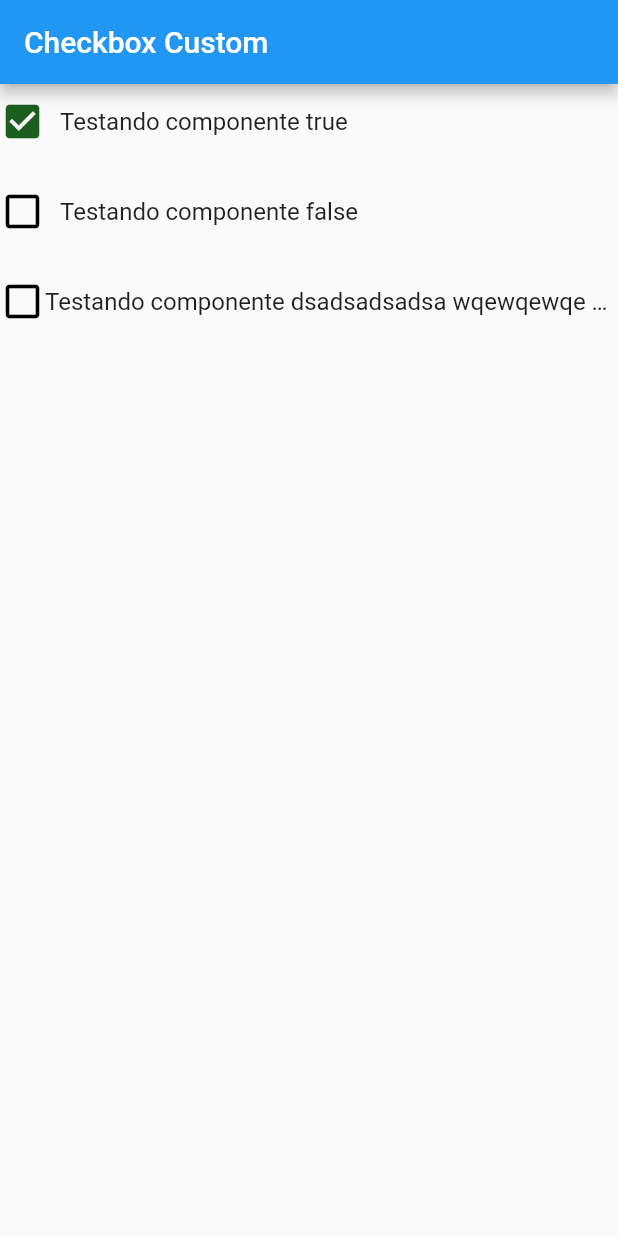
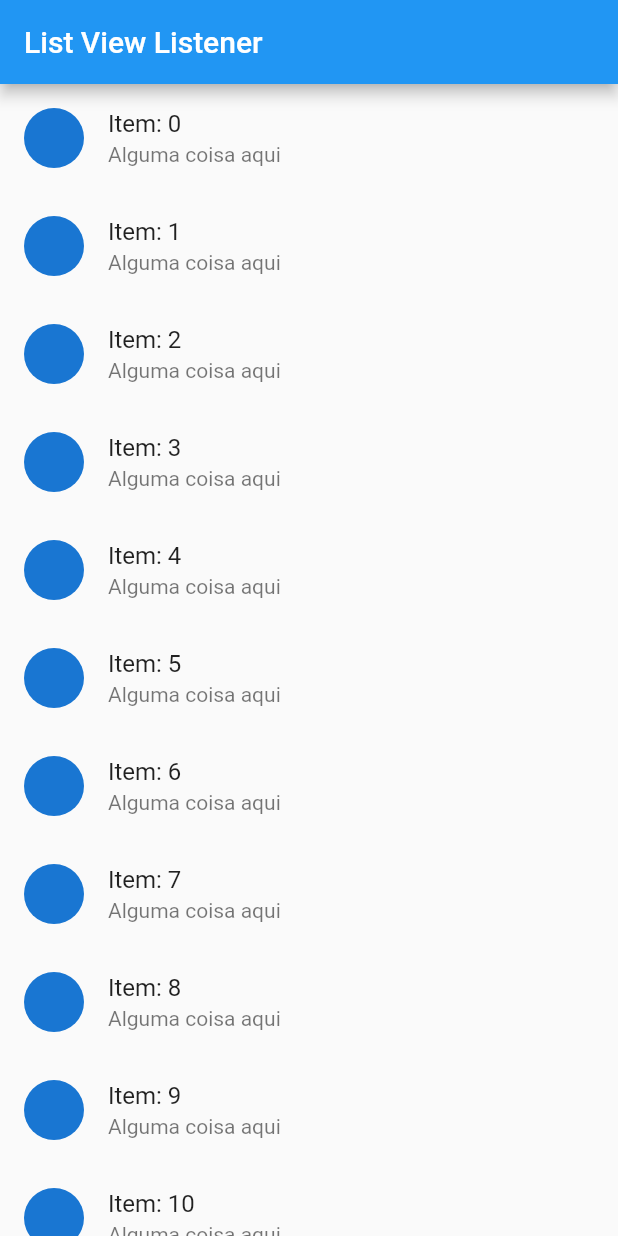
Before and after one commit to brunozupp/teste_lancamentos, a Flutter app: the screen it shows after launch, on a phone screen of 412 x 824 dp. Run offline on Flutter 3.47's test engine with Material 2 defaults, Android fonts, the phone set to English and light mode, and no system bars; our stand-ins replace image_picker, table_calendar, top_snackbar_flutter.

Commit message:
Listener list view com exemplo de listagem infinita

```diff
--- /dev/null
+++ b/lib/listener_list_view/listener_list_view_builder.dart
@@ -0,0 +1,83 @@
+import 'package:flutter/material.dart';
+
+class ListenerListViewBuilder extends StatefulWidget {
+  const ListenerListViewBuilder({ Key? key }) : super(key: key);
+
+  @override
+  State<ListenerListViewBuilder> createState() => _ListenerListViewBuilderState();
+}
+
+class _ListenerListViewBuilderState extends State<ListenerListViewBuilder> {
+
+  final _controller = ScrollController();
+
+  var itensDaLista = 50;
+
+  var loading = false;
+
+  void _onScrollEvent() {
+    final extentAfter = _controller.position.extentAfter;
+    print("Extent after: $extentAfter");
+
+    if(extentAfter == 0.0 && itensDaLista < 200 && !loading) {
+
+      setState(() {
+        loading = true;
+      });
+
+      Future.delayed(Duration(seconds: 2), () {
+        setState(() {
+          itensDaLista += 50;
+          loading = false;
+        });
+      });
+    }
+  }
+
+  @override
+  void initState() {
+    _controller.addListener(_onScrollEvent);
+    super.initState();
+  }
+
+  @override
+  void dispose() {
+    _controller.removeListener(_onScrollEvent);
+    super.dispose();
+  }
+
+  @override
+  Widget build(BuildContext context) {
+    return Scaffold(
+      appBar: AppBar(
+        title: const Text("List View Listener"),
+      ),
+      body: Column(
+        children: [
+          Visibility(
+            visible: loading,
+            child: const LinearProgressIndicator(
+              minHeight: 10,
+            )
+          ),
+          Expanded(
+            child: ListView.builder(
+              controller: _controller,
+              itemCount: itensDaLista,
+              itemBuilder: (_,index) {
+
+                //print("Aqui o index $index");
+
+                return ListTile(
+                  title: Text("Item: $index"),
+                  leading: const CircleAvatar(),
+                  subtitle: const Text("Alguma coisa aqui"),
+                );
+              }
+            ),
+          ),
+        ],
+      ),
+    );
+  }
+}
--- a/lib/main.dart
+++ b/lib/main.dart
@@ -2,6 +2,9 @@ import 'package:flutter/material.dart';
 import 'package:teste_lancamentos/checkbox_custom/checkbox_custom_page.dart';
 import 'package:teste_lancamentos/checkbox_flutter/checkbox_tile_flutter_page.dart';
 import 'package:flutter_localizations/flutter_localizations.dart';
+import 'package:teste_lancamentos/foto/foto_page.dart';
+import 'package:teste_lancamentos/listener_list_view/listener_list_view_builder.dart';
+import 'package:teste_lancamentos/teste_list_view_builder/teste_list_view_builder_page.dart';
 
 void main() {
   runApp(const MyApp());
@@ -18,7 +21,7 @@ class MyApp extends StatelessWidget {
       theme: ThemeData(
         primarySwatch: Colors.blue,
       ),
-      home: const CheckboxCustomPage(),
+      home: const ListenerListViewBuilder(),
       locale: const Locale("pt","BR"),
       localizationsDelegates: GlobalMaterialLocalizations.delegates,
       supportedLocales: const [
--- a/pubspec.yaml
+++ b/pubspec.yaml
@@ -39,6 +39,7 @@ dependencies:
   table_calendar: ^3.0.3
   intl: ^0.17.0
   top_snackbar_flutter: ^1.0.2
+  image_picker: ^0.8.4+10
 
 dev_dependencies:
   flutter_test:
```
Also changed, not shown: lib/foto/foto_page.dart (added, +158 -0 lines), pubspec.lock, 1 other file.
